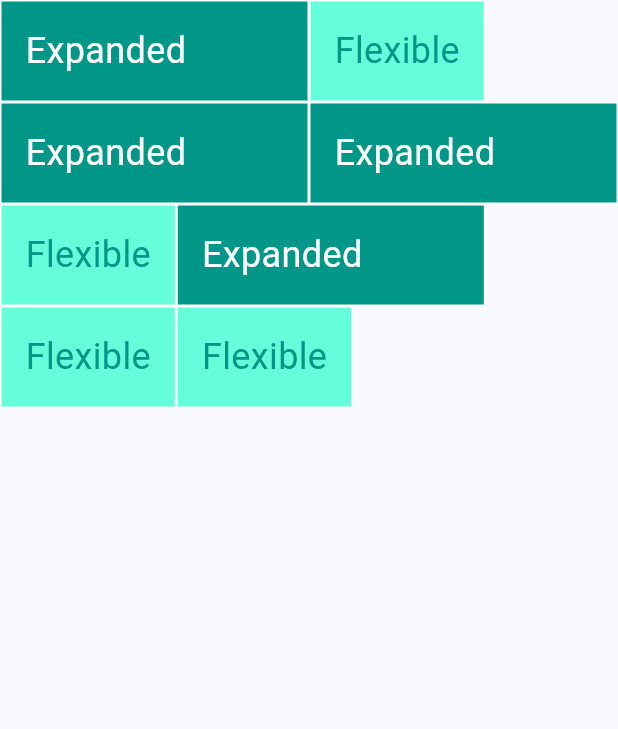
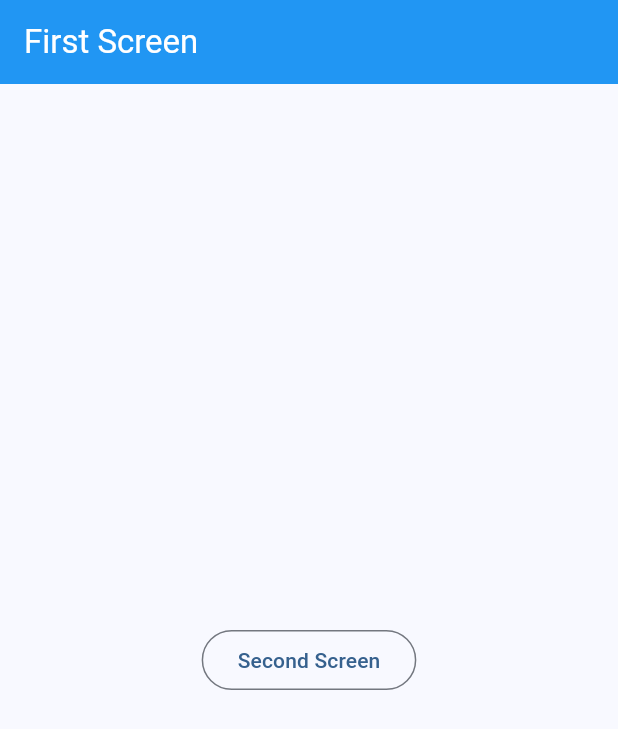
Before and after one commit to fauzihub13/lokatrip, a Flutter app: the screen it shows after launch, on a phone screen of 412 x 824 dp. Shown: the top 729 px of the screen. Run offline on Flutter 3.47's test engine with Material 3 defaults, Android fonts, the light colour scheme and no system bars.

Commit message:
feat: learn navigation

```diff
--- a/lib/main.dart
+++ b/lib/main.dart
@@ -1,6 +1,8 @@
 import 'package:flutter/material.dart';
 
 import 'presentation/expanded_flexible.dart';
+import 'presentation/screen/first_screen.dart';
+import 'presentation/screen/second_screen.dart';
 
 void main() {
   runApp(const MyApp());
@@ -18,7 +20,7 @@ class MyApp extends StatelessWidget {
         colorScheme: ColorScheme.fromSeed(seedColor: Colors.blue),
         useMaterial3: true,
       ),
-      home: ExpandedFlexiblePage(),
+      home: const FirstScreen(),
     );
   }
 }
--- /dev/null
+++ b/lib/presentation/screen/first_screen.dart
@@ -0,0 +1,30 @@
+import 'package:flutter/material.dart';
+import 'package:flutter_lokatrip/presentation/screen/second_screen.dart';
+
+class FirstScreen extends StatelessWidget {
+  const FirstScreen({Key? key}) : super(key: key);
+  final String message= "Hello, this is message from first";
+
+  @override
+  Widget build(BuildContext context) {
+    return Scaffold(
+      appBar: AppBar(
+        title: const Text(
+          'First Screen',
+          style: TextStyle(color: Colors.white),
+        ),
+        backgroundColor: Colors.blue,
+      ),
+      body: SafeArea(
+          child: Center(
+        child: OutlinedButton(
+            onPressed: () {
+              Navigator.push(context, MaterialPageRoute(builder: (context) {
+                return SecondScreen(message);
+              }));
+            },
+            child: const Text('Second Screen')),
+      )),
+    );
+  }
+}
```
Also changed, not shown: lib/presentation/screen/second_screen.dart (added, +30 -0 lines).
